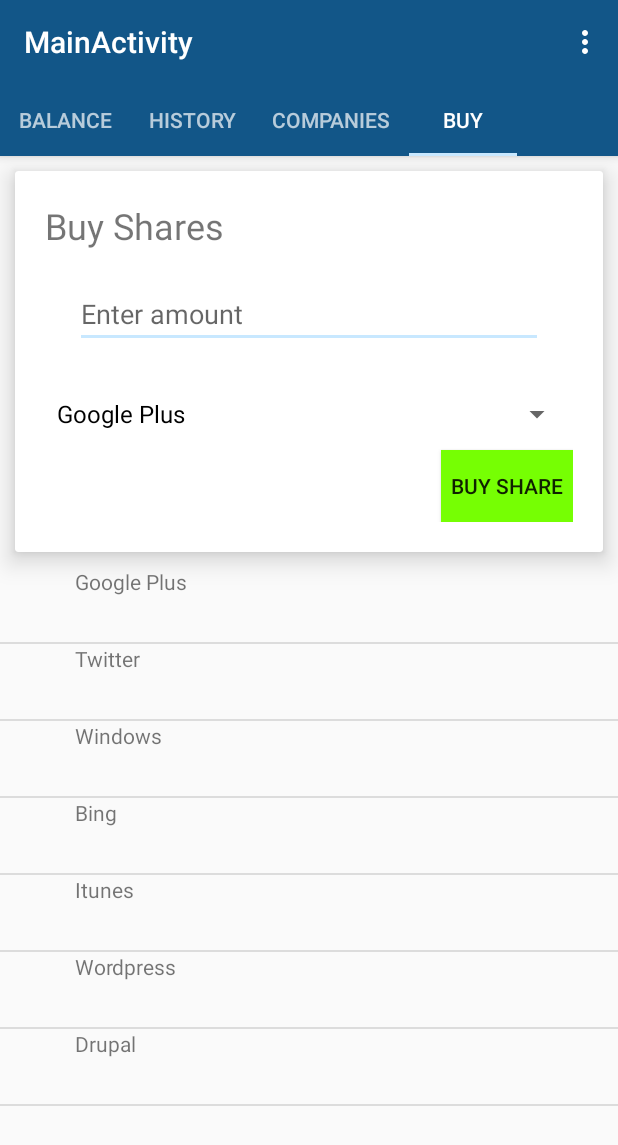
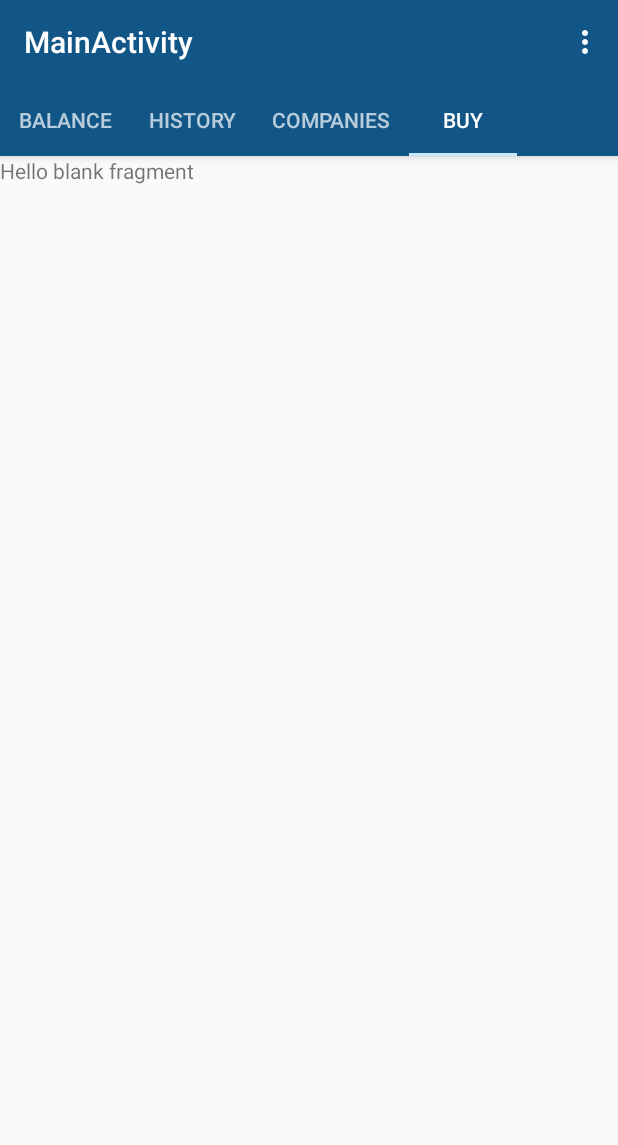
Before and after one commit to shreyas-srp/BullStock_final, an Android app: the Balance screen opened directly, with no data from a screen before it, tab 4 chosen, on a phone screen of 412 x 824 dp. Shown: the top 1145 px of the screen. Run offline under Robolectric (Android 15) with nearby library versions, the phone set to English and light mode, and no system bars.

```diff
--- a/app/build.gradle
+++ b/app/build.gradle
@@ -1,7 +1,6 @@
 apply plugin: 'com.android.application'
 
 android {
-    useLibrary 'org.apache.http.legacy'
     compileSdkVersion 23
     buildToolsVersion "23.0.1"
 
@@ -23,14 +22,9 @@ android {
 dependencies {
     compile fileTree(dir: 'libs', include: ['*.jar'])
     testCompile 'junit:junit:4.12'
-    compile 'com.android.support:cardview-v7:23.1.0'
     compile 'com.android.support:appcompat-v7:23.1.1'
     compile 'com.android.support:design:23.1.1'
     compile 'com.android.support:support-v4:23.1.1'
     compile 'com.parse.bolts:bolts-android:1.+'
     compile 'com.parse:parse-android:1.+'
-    compile 'com.android.support:recyclerview-v7:23.1.0'
-    compile 'com.beardedhen:androidbootstrap:2.0.1'
-    compile 'org.apache.httpcomponents:httpcore:4.4.1'
-    compile 'org.apache.httpcomponents:httpclient:4.5'
 }
--- a/app/src/main/java/bullstock/com/bullstock/Balance.java
+++ b/app/src/main/java/bullstock/com/bullstock/Balance.java
@@ -1,25 +1,11 @@
 package bullstock.com.bullstock;
 
 
-import android.app.Activity;
 import android.os.Bundle;
 import android.support.v4.app.Fragment;
 import android.view.LayoutInflater;
 import android.view.View;
 import android.view.ViewGroup;
-import android.widget.AdapterView;
-import android.widget.ArrayAdapter;
-import android.widget.ImageView;
-import android.widget.ListView;
-import android.widget.TextView;
-import android.widget.Toast;
-
-import com.github.mikephil.charting.charts.BarChart;
-import com.github.mikephil.charting.data.BarData;
-import com.github.mikephil.charting.data.BarDataSet;
-import com.github.mikephil.charting.data.BarEntry;
-
-import java.util.ArrayList;
 
 
 /**
@@ -37,95 +23,7 @@ public class Balance extends Fragment {
     public View onCreateView(LayoutInflater inflater, ViewGroup container,
                              Bundle savedInstanceState) {
         // Inflate the layout for this fragment
-
-
-
-        ArrayList<BarEntry> entries = new ArrayList<>();
-        entries.add(new BarEntry(4f, 0));
-        entries.add(new BarEntry(8f, 1));
-        entries.add(new BarEntry(6f, 2));
-        entries.add(new BarEntry(12f, 3));
-        entries.add(new BarEntry(18f, 4));
-        entries.add(new BarEntry(9f, 5));
-
-        BarDataSet dataset = new BarDataSet(entries, "# of Calls");
-
-        ArrayList<String> labels = new ArrayList<String>();
-        labels.add("January");
-        labels.add("February");
-        labels.add("March");
-        labels.add("April");
-        labels.add("May");
-        labels.add("June");
-
-
-        View rootview = inflater.inflate(R.layout.fragment_balance, container, false);
-
-        BarChart chart = (BarChart)rootview.findViewById(R.id.barchart);
-
-        BarData data = new BarData(labels, dataset);
-        chart.setData(data);
-
-        final String[] web = {
-                "Google Plus",
-                "Twitter",
-                "Windows",
-                "Bing",
-                "Itunes",
-                "Wordpress",
-                "Drupal"
-        } ;
-
-        int[] imageId = {
-                1,2,3,4,5,6,7
-        } ;
-
-        CustomList_balance adapter = new
-                CustomList_balance(getActivity(), web, imageId);
-        ListView list=(ListView)rootview.findViewById(R.id.list_balance);
-        list.setAdapter(adapter);
-        list.setOnItemClickListener(new AdapterView.OnItemClickListener() {
-
-            @Override
-            public void onItemClick(AdapterView<?> parent, View view,
-                                    int position, long id) {
-                Toast.makeText(getContext(), "You Clicked at " +web[+ position], Toast.LENGTH_SHORT).show();
-
-            }
-        });
-
-
-
-        return rootview;
+        return inflater.inflate(R.layout.fragment_balance, container, false);
     }
 
 }
-
-class CustomList_balance extends ArrayAdapter<String> {
-
-    private final Activity context;
-    private final String[] web;
-    private final int[] imageId;
-    public CustomList_balance(Activity context,
-                          String[] web, int[] imageId) {
-        super(context, R.layout.listview_companies, web);
-
-        this.context = context;
-        this.web = web;
-        this.imageId = imageId;
-
-    }
-    @Override
-    public View getView(int position, View view, ViewGroup parent) {
-
-        LayoutInflater inflater = context.getLayoutInflater();
-        View rowView= inflater.inflate(R.layout.listview_companies, null, true);
-        TextView txtTitle = (TextView) rowView.findViewById(R.id.txt);
-
-        ImageView imageView = (ImageView) rowView.findViewById(R.id.img);
-        txtTitle.setText(web[position]);
-
-        //imageView.setImageResource(imageId[position]);
-        return rowView;
-    }
-}
--- a/app/src/main/java/bullstock/com/bullstock/History.java
+++ b/app/src/main/java/bullstock/com/bullstock/History.java
@@ -7,21 +7,12 @@ import android.view.LayoutInflater;
 import android.view.View;
 import android.view.ViewGroup;
 
-import com.github.mikephil.charting.charts.PieChart;
-import com.github.mikephil.charting.data.Entry;
-import com.github.mikephil.charting.data.PieData;
-import com.github.mikephil.charting.data.PieDataSet;
-import com.github.mikephil.charting.utils.ColorTemplate;
-
-import java.util.ArrayList;
-
 
 /**
  * A simple {@link Fragment} subclass.
  */
 public class History extends Fragment {
 
-    PieChart chart_pie;
 
     public History() {
         // Required empty public constructor
@@ -32,41 +23,7 @@ public class History extends Fragment {
     public View onCreateView(LayoutInflater inflater, ViewGroup container,
                              Bundle savedInstanceState) {
         // Inflate the layout for this fragment
-        View rootview = inflater.inflate(R.layout.fragment_history, container, false);
-        chart_pie = (PieChart)rootview.findViewById(R.id.piechart);
-
-        ArrayList<Entry> entries = new ArrayList<>();
-        entries.add(new Entry(4f, 0));
-        entries.add(new Entry(8f, 1));
-        entries.add(new Entry(6f, 2));
-        entries.add(new Entry(12f, 3));
-        entries.add(new Entry(18f, 4));
-        entries.add(new Entry(9f, 5));
-
-        //PieDataSet dataset = new PieDataSet(entries, "# of Calls");
-
-        ArrayList<String> labels = new ArrayList<String>();
-        labels.add("January");
-        labels.add("February");
-        labels.add("March");
-        labels.add("April");
-        labels.add("May");
-        labels.add("June");
-
-        fill_piechart(entries,labels);
-
-        return rootview;
-    }
-
-    void fill_piechart(ArrayList<Entry> data, ArrayList<String> labels)
-    {
-        PieDataSet p = new PieDataSet(data,"#no of calls");
-
-        PieData d = new PieData(labels,p);
-        p.setColors(ColorTemplate.COLORFUL_COLORS);
-        chart_pie.setData(d);
-        chart_pie.setDescription("Description");
-
+        return inflater.inflate(R.layout.fragment_history, container, false);
     }
 
 }
--- a/app/src/main/java/bullstock/com/bullstock/MainActivity.java
+++ b/app/src/main/java/bullstock/com/bullstock/MainActivity.java
@@ -23,7 +23,6 @@ public class MainActivity extends AppCompatActivity {
     protected void onCreate(Bundle savedInstanceState) {
         super.onCreate(savedInstanceState);
         setContentView(R.layout.activity_main);
-
         Toolbar toolbar = (Toolbar) findViewById(R.id.toolbar);
         setSupportActionBar(toolbar);
 
--- a/app/src/main/java/bullstock/com/bullstock/Splash.java
+++ b/app/src/main/java/bullstock/com/bullstock/Splash.java
@@ -34,6 +34,7 @@ public class Splash extends AppCompatActivity {
                     finish();
                 }
 
+
             }
         }, SPLASH_DISPLAY_LENGTH);
 
--- a/app/src/main/res/layout/fragment_buy.xml
+++ b/app/src/main/res/layout/fragment_buy.xml
@@ -5,63 +5,9 @@
     tools:context="bullstock.com.bullstock.Buy">
 
     <!-- TODO: Update blank fragment layout -->
-    <LinearLayout
+    <TextView
         android:layout_width="match_parent"
         android:layout_height="match_parent"
-        android:orientation="vertical">
-
-    <android.support.v7.widget.CardView
-        android:orientation="horizontal" android:layout_width="match_parent"
-        xmlns:card_view="http://schemas.android.com/apk/res-auto"
-        android:layout_margin="10dp"
-        card_view:cardElevation="10dp"
-        android:layout_height="wrap_content">
-
-        <LinearLayout
-            android:layout_width="match_parent"
-            android:layout_height="match_parent"
-            android:orientation="vertical"
-            android:layout_margin="20dp">
-
-            <TextView
-                android:layout_width="wrap_content"
-                android:layout_height="wrap_content"
-                android:text="Buy Shares"
-                android:textSize="24sp"/>
-
-        <EditText
-            android:layout_width="match_parent"
-            android:layout_height="wrap_content"
-            android:hint="Enter amount"
-            android:layout_margin="20dp"/>
-
-            <Spinner
-                android:id="@+id/company_list_spinner"
-                android:layout_width="match_parent"
-                android:layout_height="wrap_content"></Spinner>
-
-        <Button
-            android:layout_width="wrap_content"
-            android:layout_height="wrap_content"
-            android:text="Buy share"
-            android:background="@color/button_green"
-            android:layout_gravity="end"
-            android:layout_marginTop="0dp"
-            />
-
-        </LinearLayout>
-
-    </android.support.v7.widget.CardView>
-
-
-        <ListView
-            android:id="@+id/list_companies"
-            android:layout_width="match_parent"
-            android:layout_height="match_parent" />
-
-
-
-
-    </LinearLayout>
+        android:text="@string/hello_blank_fragment" />
 
 </FrameLayout>
--- a/app/src/main/res/layout/fragment_companies.xml
+++ b/app/src/main/res/layout/fragment_companies.xml
@@ -5,9 +5,9 @@
     tools:context="bullstock.com.bullstock.Companies">
 
     <!-- TODO: Update blank fragment layout -->
-    <ListView
-        android:id="@+id/list_companies"
+    <TextView
         android:layout_width="match_parent"
-        android:layout_height="match_parent" />
+        android:layout_height="match_parent"
+        android:text="@string/hello_blank_fragment" />
 
 </FrameLayout>
--- a/app/src/main/res/layout/listview_companies.xml
+++ /dev/null
@@ -1,22 +0,0 @@
-<?xml version="1.0" encoding="utf-8"?>
-<LinearLayout xmlns:android="http://schemas.android.com/apk/res/android"
-    android:orientation="vertical" android:layout_width="match_parent"
-    android:layout_height="match_parent">
-    <TableLayout xmlns:android="http://schemas.android.com/apk/res/android"
-        android:layout_width="match_parent"
-        android:layout_height="match_parent" >
-        <TableRow>
-            <ImageView
-                android:id="@+id/img"
-                android:layout_width="50dp"
-                android:layout_height="50dp"/>
-
-            <TextView
-                android:id="@+id/txt"
-                android:layout_width="wrap_content"
-                android:layout_height="50dp" />
-
-        </TableRow>
-    </TableLayout>
-
-</LinearLayout>
```
Also changed, not shown: app/src/main/AndroidManifest.xml (+0 -11 lines), app/src/main/java/bullstock/com/bullstock/Buy.java (+2 -76 lines), app/src/main/java/bullstock/com/bullstock/Companies.java (+1 -64 lines), app/src/main/java/bullstock/com/bullstock/Myapp.java (+13 -0 lines), app/src/main/java/bullstock/com/bullstock/Register.java (+8 -17 lines), app/src/main/res/layout/fragment_balance.xml (+2 -26 lines), app/src/main/res/layout/fragment_history.xml (+3 -21 lines), app/src/main/res/layout/simple_spinner.xml (deleted, +0 -10 lines), app/libs/Parse-1.3.0.jar (deleted), 1 other file.
